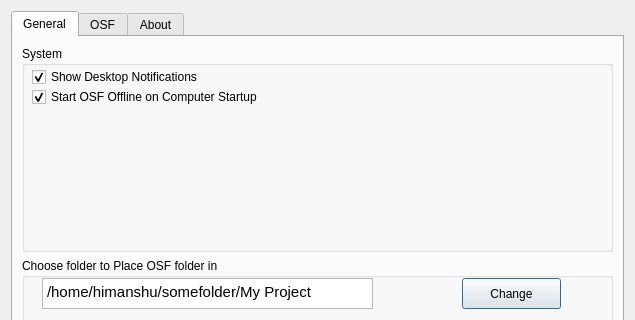
Qt form osfoffline/gui/qt/static/preferences.ui (CenterForOpenScience/osf-sync) before a commit; both pictures show x 0 to 635 and y 0 to 320 of the 635 by 485 pixel window.
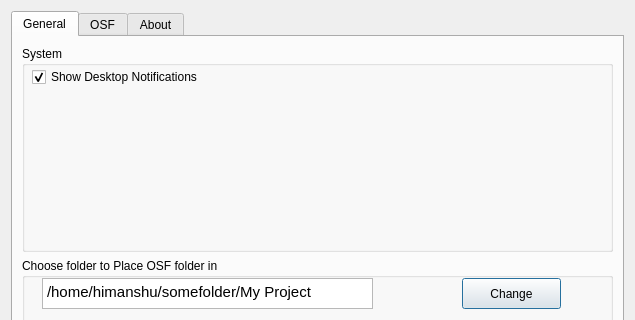
The same form after that commit. The open tabs and pages were chosen to show the change.

Commit message: remove the unimplemented checkbox widget

What changed in the file:
```diff
--- a/osfoffline/gui/qt/static/preferences.ui
+++ b/osfoffline/gui/qt/static/preferences.ui
@@ -47,22 +47,6 @@
              <bool>true</bool>
             </property>
            </widget>
-           <widget class="QCheckBox" name="startOnStartup">
-            <property name="geometry">
-             <rect>
-              <x>10</x>
-              <y>40</y>
-              <width>541</width>
-              <height>22</height>
-             </rect>
-            </property>
-            <property name="text">
-             <string>Start OSF Offline on Computer Startup</string>
-            </property>
-            <property name="checked">
-             <bool>true</bool>
-            </property>
-           </widget>
           </widget>
          </item>
          <item row="1" column="0">
```
Left out of the diff: 6 changed lines with no effect on the pictures. The commit also changes 1 other file.
